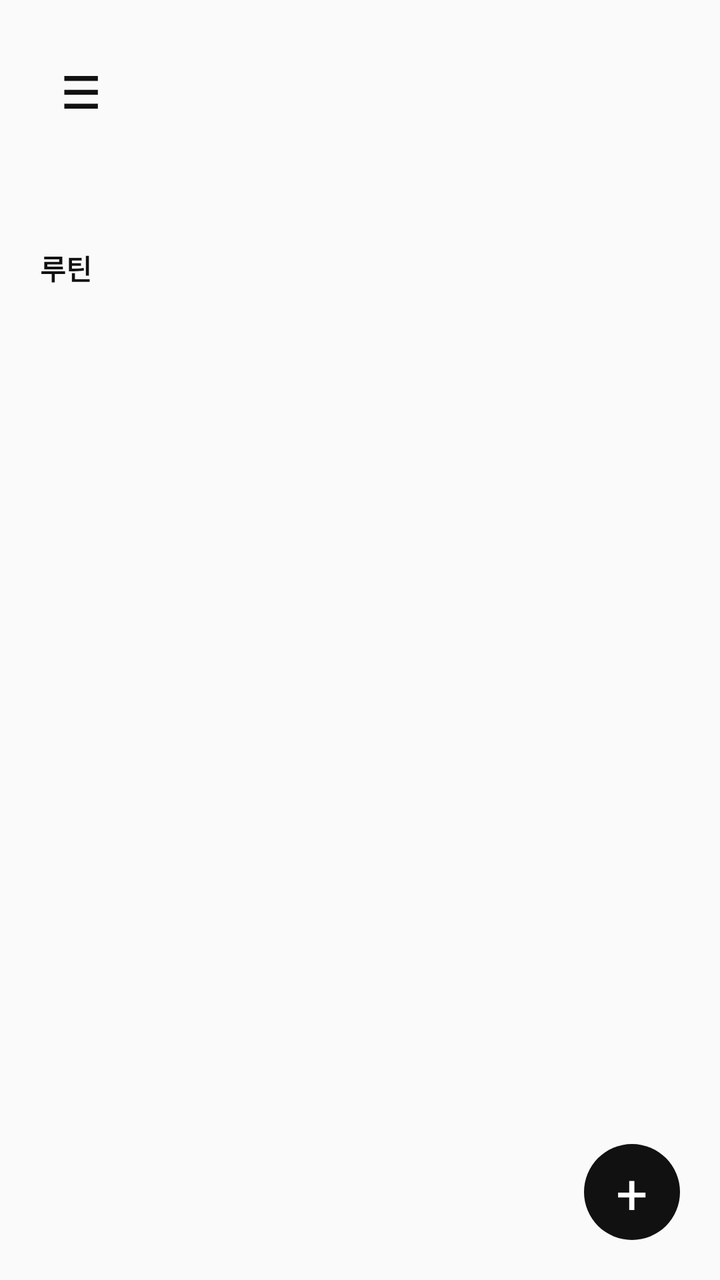
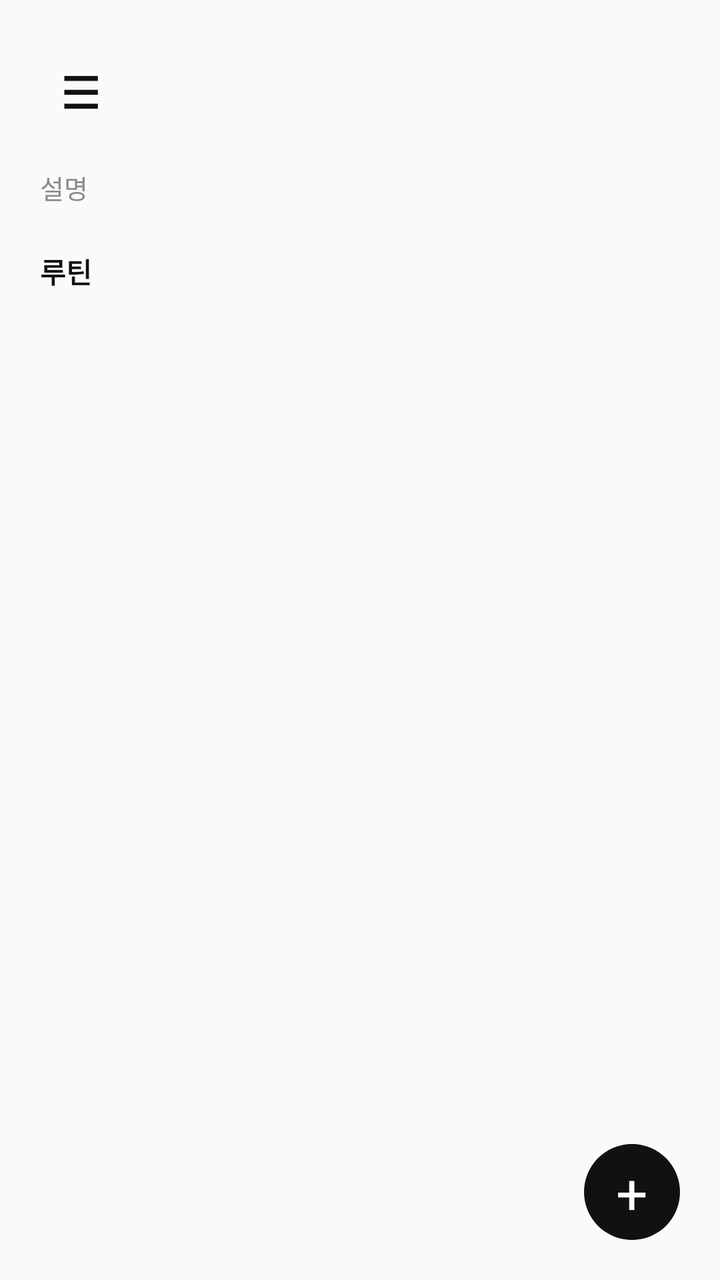

Screens rendered from an Android XML layout before and after an edit, with the pre-edit source and the edit as a unified diff.
<!-- AndroidManifest.xml: application theme Theme.TrailNote -->
<!-- res/layout/fragment_growth_topic_detail.xml -->
<?xml version="1.0" encoding="utf-8"?>
<FrameLayout xmlns:android="http://schemas.android.com/apk/res/android"
    android:layout_width="match_parent"
    android:layout_height="match_parent"
    android:background="@drawable/bg_screen">

    <LinearLayout
        android:layout_width="match_parent"
        android:layout_height="match_parent"
        android:orientation="vertical"
        android:padding="@dimen/screen_padding">

        <include layout="@layout/view_screen_header" />

        <TextView
            android:id="@+id/descriptionText"
            style="@style/TrailText.Body"
            android:layout_width="match_parent"
            android:layout_height="wrap_content"
            android:layout_marginTop="12dp" />

        <TextView
            style="@style/TrailText.Section"
            android:layout_width="match_parent"
            android:layout_height="wrap_content"
            android:layout_marginTop="@dimen/section_gap"
            android:text="&#47336;&#54004;" />

        <androidx.recyclerview.widget.RecyclerView
            android:id="@+id/routineList"
            android:layout_width="match_parent"
            android:layout_height="0dp"
            android:layout_marginTop="10dp"
            android:layout_weight="1"
            android:clipToPadding="false"
            android:paddingBottom="84dp" />

        <TextView
            android:id="@+id/emptyText"
            style="@style/TrailText.Body"
            android:layout_width="match_parent"
            android:layout_height="wrap_content"
            android:layout_marginTop="16dp"
            android:text="&#50500;&#51649; &#47336;&#54004;&#51060; &#50630;&#49845;&#45768;&#45796;"
            android:visibility="gone" />
    </LinearLayout>

    <TextView
        android:id="@+id/routineFabButton"
        android:layout_width="@dimen/fab_size"
        android:layout_height="@dimen/fab_size"
        android:layout_gravity="bottom|end"
        android:layout_margin="20dp"
        android:background="@drawable/bg_fab"
        android:gravity="center"
        android:text="+"
        android:textColor="@color/white"
        android:textSize="28sp" />

    <include
        android:id="@+id/routineQuickAdd"
        layout="@layout/view_bottom_quick_add" />
</FrameLayout>
<!-- res/layout/view_screen_header.xml (included above) -->
<?xml version="1.0" encoding="utf-8"?>
<LinearLayout xmlns:android="http://schemas.android.com/apk/res/android"
    android:layout_width="match_parent"
    android:layout_height="52dp"
    android:gravity="center_vertical"
    android:orientation="horizontal">

    <TextView
        android:id="@+id/menuText"
        android:layout_width="40dp"
        android:layout_height="40dp"
        android:gravity="center"
        android:text="☰"
        android:textColor="@color/trail_ink"
        android:textSize="22sp"
        android:textStyle="bold" />

    <TextView
        android:id="@+id/headerTitle"
        android:layout_width="0dp"
        android:layout_height="wrap_content"
        android:layout_weight="1"
        android:gravity="center"
        android:textColor="@color/trail_ink"
        android:textSize="16sp"
        android:textStyle="bold" />

    <TextView
        android:id="@+id/headerAction"
        android:layout_width="40dp"
        android:layout_height="40dp"
        android:gravity="center"
        android:textColor="@color/trail_ink"
        android:textSize="19sp"
        android:textStyle="bold" />
</LinearLayout>
<!-- res/layout/view_bottom_quick_add.xml (included above) -->
<?xml version="1.0" encoding="utf-8"?>
<LinearLayout xmlns:android="http://schemas.android.com/apk/res/android"
    android:layout_width="match_parent"
    android:layout_height="wrap_content"
    android:layout_gravity="bottom"
    android:layout_marginStart="20dp"
    android:layout_marginEnd="20dp"
    android:layout_marginBottom="12dp"
    android:gravity="center_vertical"
    android:orientation="horizontal"
    android:visibility="gone">

    <EditText
        android:id="@+id/quickAddEditText"
        android:layout_width="0dp"
        android:layout_height="48dp"
        android:layout_weight="1"
        android:background="@drawable/bg_input_rounded"
        android:imeOptions="actionDone"
        android:inputType="text"
        android:singleLine="true"
        android:textColor="@color/trail_ink"
        android:textColorHint="@color/trail_text_secondary"
        android:textSize="14sp" />

    <TextView
        android:id="@+id/quickAddConfirmButton"
        android:layout_width="48dp"
        android:layout_height="48dp"
        android:layout_marginStart="10dp"
        android:background="@drawable/bg_fab"
        android:gravity="center"
        android:text="✓"
        android:textColor="@color/white"
        android:textSize="24sp"
        android:textStyle="bold" />
</LinearLayout>
<!-- resources referenced by this layout -->
<resources>
  <color name="trail_ink">#FF111111</color>
  <color name="trail_text_secondary">#FF555555</color>
  <color name="white">#FFFFFFFF</color>
  <dimen name="fab_size">48dp</dimen>
  <dimen name="screen_padding">20dp</dimen>
  <dimen name="section_gap">22dp</dimen>
  <!-- drawable bg_fab (drawable) -->
  <?xml version="1.0" encoding="utf-8"?>
  <shape xmlns:android="http://schemas.android.com/apk/res/android" android:shape="oval">
      <solid android:color="@color/trail_ink" />
  </shape>
  <!-- drawable bg_input_rounded (drawable) -->
  <?xml version="1.0" encoding="utf-8"?>
  <shape xmlns:android="http://schemas.android.com/apk/res/android">
      <solid android:color="@color/white" />
      <stroke android:width="1dp" android:color="@color/trail_line" />
      <corners android:radius="22dp" />
      <padding android:left="16dp" android:top="11dp" android:right="16dp" android:bottom="11dp" />
  </shape>
  <!-- drawable bg_screen (drawable) -->
  <?xml version="1.0" encoding="utf-8"?>
  <shape xmlns:android="http://schemas.android.com/apk/res/android">
      <solid android:color="@color/trail_bg" />
  </shape>
  <style name="TrailText.Body" parent="TrailText.Base">
          <item name="android:textColor">@color/trail_text_secondary</item>
          <item name="android:textSize">13sp</item>
      </style>
  <style name="TrailText.Section" parent="TrailText.Base">
          <item name="android:textColor">@color/trail_ink</item>
          <item name="android:textSize">14sp</item>
          <item name="android:textStyle">bold</item>
      </style>
  <style name="Theme.TrailNote" parent="Theme.MaterialComponents.DayNight.NoActionBar">
          <item name="colorPrimary">@color/trail_ink</item>
          <item name="colorPrimaryVariant">@color/trail_ink</item>
          <item name="colorSecondary">@color/trail_ink</item>
          <item name="android:fontFamily">sans-serif</item>
          <item name="android:windowLightStatusBar">true</item>
          <item name="android:statusBarColor">@color/trail_bg</item>
          <item name="android:navigationBarColor">@color/white</item>
      </style>
  <color name="trail_line">#FFE2E2E2</color>
  <color name="trail_bg">#FFFAFAFA</color>
  <style name="TrailText.Base">
          <item name="android:fontFamily">sans-serif</item>
      </style>
</resources>

<!-- the commit's change to res/layout/fragment_growth_topic_detail.xml (unified diff, before → after) -->
@@ -12,12 +12,21 @@
 
         <include layout="@layout/view_screen_header" />
 
-        <TextView
+        <EditText
             android:id="@+id/descriptionText"
             style="@style/TrailText.Body"
             android:layout_width="match_parent"
             android:layout_height="wrap_content"
-            android:layout_marginTop="12dp" />
+            android:layout_marginTop="12dp"
+            android:background="@null"
+            android:backgroundTint="@android:color/transparent"
+            android:hint="&#49444;&#47749;"
+            android:inputType="textMultiLine|textNoSuggestions"
+            android:maxLines="2"
+            android:minLines="1"
+            android:padding="0dp"
+            android:singleLine="false"
+            android:textColorHint="@color/trail_muted" />
 
         <TextView
             style="@style/TrailText.Section"
@@ -97,6 +106,17 @@
         android:textColor="@color/trail_ink"
         android:textSize="19sp"
         android:textStyle="bold" />
+
+    <TextView
+        android:id="@+id/headerMore"
+        android:layout_width="40dp"
+        android:layout_height="40dp"
+        android:gravity="center"
+        android:text="&#183;&#183;&#183;"
+        android:textColor="@color/trail_ink"
+        android:textSize="19sp"
+        android:textStyle="bold"
+        android:visibility="gone" />
 </LinearLayout>
 <!-- res/layout/view_bottom_quick_add.xml (included above) -->
 <?xml version="1.0" encoding="utf-8"?>
<!-- resource entries referenced after the edit -->
@@ -1,6 +1,7 @@
 <!-- resources referenced by this layout -->
 <resources>
   <color name="trail_ink">#FF111111</color>
+  <color name="trail_muted">#FF8A8A8A</color>
   <color name="trail_text_secondary">#FF555555</color>
   <color name="white">#FFFFFFFF</color>
   <dimen name="fab_size">48dp</dimen>
